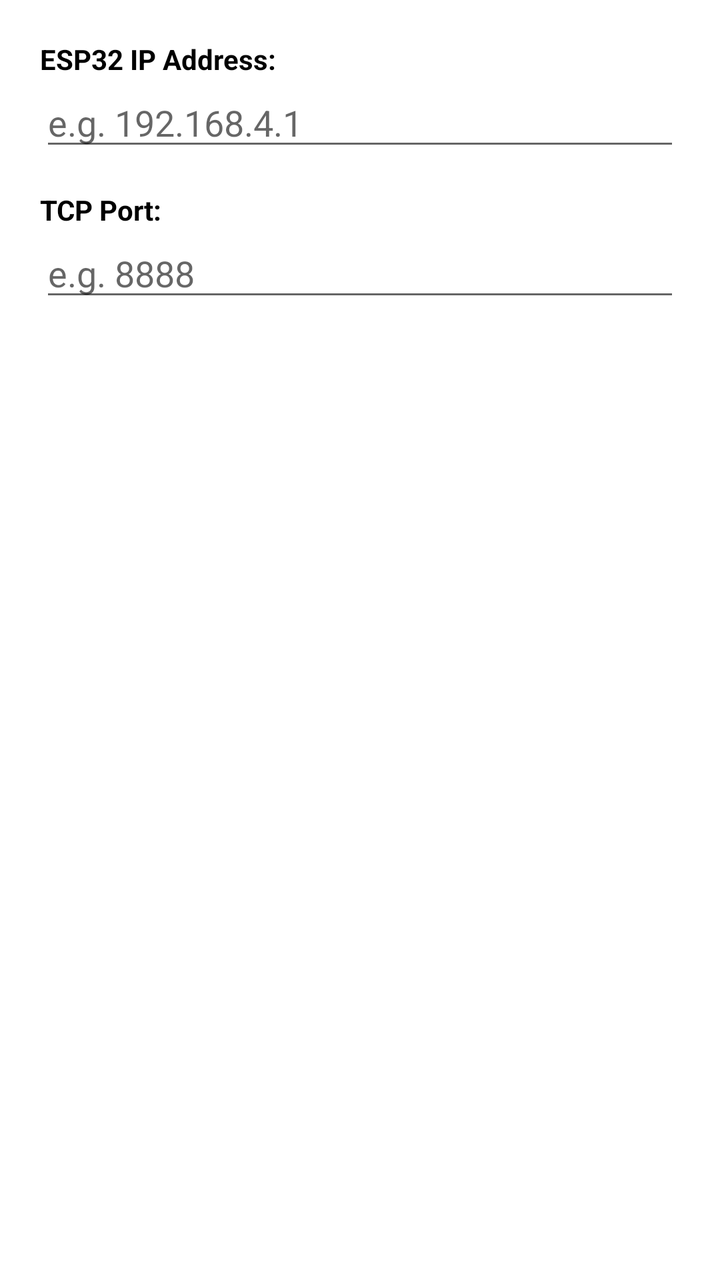
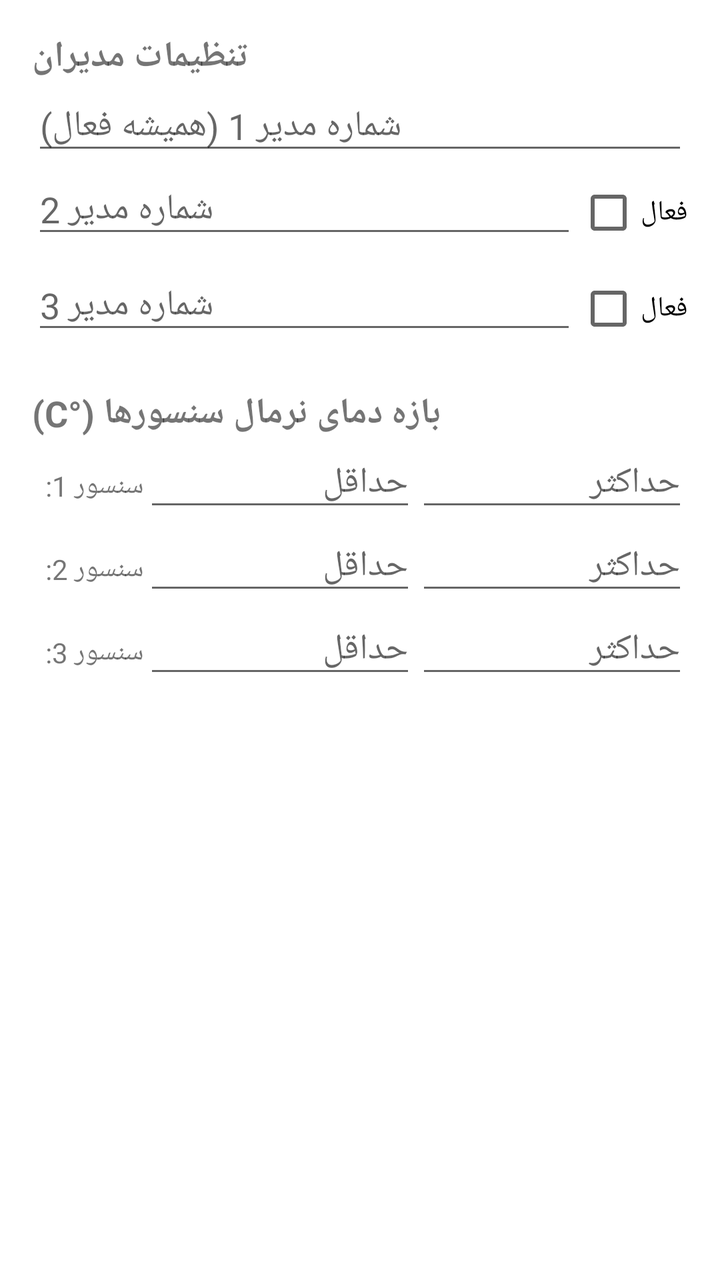

The first picture is an Android layout as it rendered before a commit; the second is the same layout after the commit. The layout source and the unified diff follow.
<!-- AndroidManifest.xml: application theme Theme.TMASMonitor -->
<!-- res/layout/dialog_settings.xml -->
<?xml version="1.0" encoding="utf-8"?>
<LinearLayout xmlns:android="http://schemas.android.com/apk/res/android"
    android:layout_width="match_parent"
    android:layout_height="wrap_content"
    android:orientation="vertical"
    android:padding="20dp">

    <TextView
        android:layout_width="wrap_content"
        android:layout_height="wrap_content"
        android:text="ESP32 IP Address:"
        android:textStyle="bold"
        android:textColor="#000000" />

    <EditText
        android:id="@+id/etIpAddress"
        android:layout_width="match_parent"
        android:layout_height="wrap_content"
        android:inputType="text"
        android:hint="e.g. 192.168.4.1" />

    <TextView
        android:layout_width="wrap_content"
        android:layout_height="wrap_content"
        android:text="TCP Port:"
        android:textStyle="bold"
        android:textColor="#000000"
        android:layout_marginTop="15dp"/>

    <EditText
        android:id="@+id/etPort"
        android:layout_width="match_parent"
        android:layout_height="wrap_content"
        android:inputType="number"
        android:hint="e.g. 8888" />
</LinearLayout>
<!-- resources referenced by this layout -->
<resources>
  <style name="Theme.TMASMonitor" parent="Theme.MaterialComponents.DayNight.NoActionBar">
          <item name="colorPrimary">#00D2D3</item>
          <item name="android:statusBarColor">#111317</item>
          <item name="android:navigationBarColor">#111317</item>
      </style>
</resources>

<!-- the commit's change to res/layout/dialog_settings.xml (unified diff, before → after) -->
@@ -1,36 +1,48 @@
 <?xml version="1.0" encoding="utf-8"?>
-<LinearLayout xmlns:android="http://schemas.android.com/apk/res/android"
+<ScrollView xmlns:android="http://schemas.android.com/apk/res/android"
     android:layout_width="match_parent"
-    android:layout_height="wrap_content"
-    android:orientation="vertical"
-    android:padding="20dp">
+    android:layout_height="match_parent"
+    android:padding="16dp">
 
-    <TextView
-        android:layout_width="wrap_content"
-        android:layout_height="wrap_content"
-        android:text="ESP32 IP Address:"
-        android:textStyle="bold"
-        android:textColor="#000000" />
-
-    <EditText
-        android:id="@+id/etIpAddress"
+    <LinearLayout
         android:layout_width="match_parent"
         android:layout_height="wrap_content"
-        android:inputType="text"
-        android:hint="e.g. 192.168.4.1" />
+        android:orientation="vertical">
 
-    <TextView
-        android:layout_width="wrap_content"
-        android:layout_height="wrap_content"
-        android:text="TCP Port:"
-        android:textStyle="bold"
-        android:textColor="#000000"
-        android:layout_marginTop="15dp"/>
+        <TextView android:layout_width="wrap_content" android:layout_height="wrap_content" android:text="تنظیمات مدیران" android:textStyle="bold" android:textSize="18sp"/>
+        <EditText android:id="@+id/etManager1" android:layout_width="match_parent" android:layout_height="wrap_content" android:hint="شماره مدیر 1 (همیشه فعال)" android:inputType="phone"/>
+        
+        <LinearLayout android:layout_width="match_parent" android:layout_height="wrap_content" android:orientation="horizontal">
+            <EditText android:id="@+id/etManager2" android:layout_width="0dp" android:layout_weight="1" android:layout_height="wrap_content" android:hint="شماره مدیر 2" android:inputType="phone"/>
+            <CheckBox android:id="@+id/cbManager2" android:layout_width="wrap_content" android:layout_height="wrap_content" android:text="فعال"/>
+        </LinearLayout>
 
-    <EditText
-        android:id="@+id/etPort"
-        android:layout_width="match_parent"
-        android:layout_height="wrap_content"
-        android:inputType="number"
-        android:hint="e.g. 8888" />
-</LinearLayout>
+        <LinearLayout android:layout_width="match_parent" android:layout_height="wrap_content" android:orientation="horizontal">
+            <EditText android:id="@+id/etManager3" android:layout_width="0dp" android:layout_weight="1" android:layout_height="wrap_content" android:hint="شماره مدیر 3" android:inputType="phone"/>
+            <CheckBox android:id="@+id/cbManager3" android:layout_width="wrap_content" android:layout_height="wrap_content" android:text="فعال"/>
+        </LinearLayout>
+
+        <TextView android:layout_width="wrap_content" android:layout_height="wrap_content" android:text="بازه دمای نرمال سنسورها (°C)" android:textStyle="bold" android:textSize="18sp" android:layout_marginTop="16dp"/>
+        
+        
+        <LinearLayout android:layout_width="match_parent" android:layout_height="wrap_content" android:orientation="horizontal">
+            <TextView android:layout_width="wrap_content" android:layout_height="wrap_content" android:text="سنسور 1:  "/>
+            <EditText android:id="@+id/etS1Min" android:layout_width="0dp" android:layout_weight="1" android:layout_height="wrap_content" android:hint="حداقل" android:inputType="numberDecimal"/>
+            <EditText android:id="@+id/etS1Max" android:layout_width="0dp" android:layout_weight="1" android:layout_height="wrap_content" android:hint="حداکثر" android:inputType="numberDecimal"/>
+        </LinearLayout>
+
+        
+        <LinearLayout android:layout_width="match_parent" android:layout_height="wrap_content" android:orientation="horizontal">
+            <TextView android:layout_width="wrap_content" android:layout_height="wrap_content" android:text="سنسور 2:  "/>
+            <EditText android:id="@+id/etS2Min" android:layout_width="0dp" android:layout_weight="1" android:layout_height="wrap_content" android:hint="حداقل" android:inputType="numberDecimal"/>
+            <EditText android:id="@+id/etS2Max" android:layout_width="0dp" android:layout_weight="1" android:layout_height="wrap_content" android:hint="حداکثر" android:inputType="numberDecimal"/>
+        </LinearLayout>
+
+        
+        <LinearLayout android:layout_width="match_parent" android:layout_height="wrap_content" android:orientation="horizontal">
+            <TextView android:layout_width="wrap_content" android:layout_height="wrap_content" android:text="سنسور 3:  "/>
+            <EditText android:id="@+id/etS3Min" android:layout_width="0dp" android:layout_weight="1" android:layout_height="wrap_content" android:hint="حداقل" android:inputType="numberDecimal"/>
+            <EditText android:id="@+id/etS3Max" android:layout_width="0dp" android:layout_weight="1" android:layout_height="wrap_content" android:hint="حداکثر" android:inputType="numberDecimal"/>
+        </LinearLayout>
+    </LinearLayout>
+</ScrollView>
